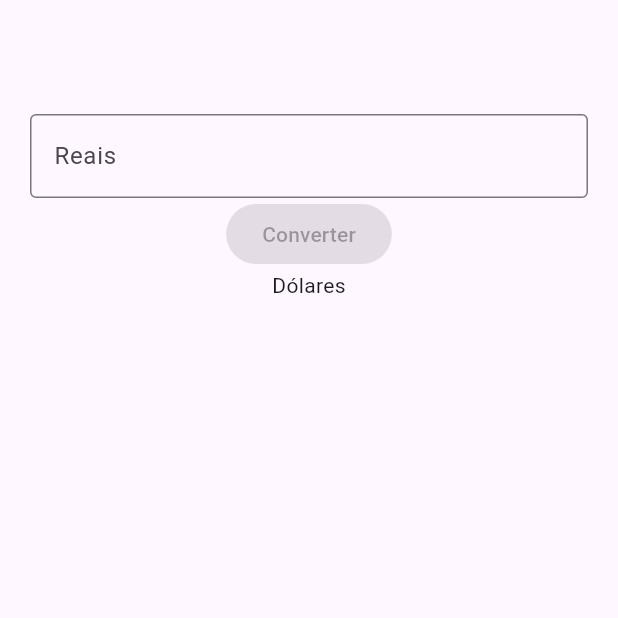
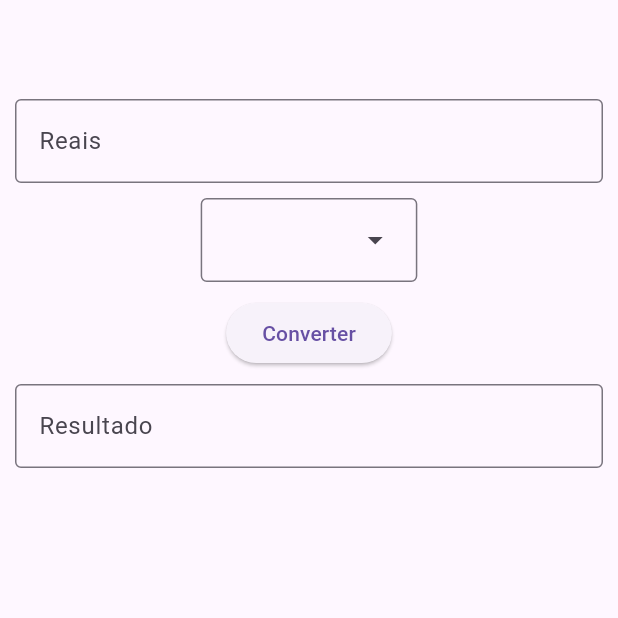
Before and after one commit to professordezani/pdm_cotacao_app, a Flutter app: the screen it shows after launch, on a phone screen of 412 x 824 dp, the top half of it. Run offline on Flutter 3.47's test engine with Material 3 defaults, Android fonts, the light colour scheme and no system bars.

Commit message:
Projeto finalizado

```diff
--- a/lib/app.dart
+++ b/lib/app.dart
@@ -2,29 +2,69 @@
 // ignore_for_file: prefer_const_literals_to_create_immutables
 
 import 'package:flutter/material.dart';
+import 'package:http/http.dart' as http;
+import 'dart:convert';
 
 class CotacaoApp extends StatelessWidget {
+
+  var txtReais = TextEditingController();
+  var txtResultado = TextEditingController();
+  String moeda = "USD-BRL";
+
+  void converter() async {
+    String url = "https://economia.awesomeapi.com.br/json/last/$moeda";
+
+    var response = await http.get(Uri.parse(url));
+
+    Map<String, dynamic> dados = json.decode(response.body);
+
+    double cotacao = double.parse(dados[moeda.replaceFirst("-", "")]["ask"]);
+
+    var resultado = double.parse(txtReais.text) / cotacao;
+    txtResultado.text = resultado.toString();
+  }
+
   @override
   Widget build(BuildContext context) {
     return MaterialApp(
       home: Scaffold(
         appBar: AppBar(),
         body: Container(
-          margin: EdgeInsets.all(20),
+          margin: EdgeInsets.all(10),
           child: Column(
+            //spacing: 10,
             children: [
               TextField(
+                controller: txtReais,
                 keyboardType: TextInputType.number,
                 decoration: InputDecoration(
                   labelText: "Reais",
                   border: OutlineInputBorder(),
                 ),
               ),
+              Container(height: 10,),
+              DropdownMenu(
+                onSelected: (value) => moeda = value!,
+                dropdownMenuEntries: [
+                  DropdownMenuEntry(value: "USD-BRL", label: "Dólar"),
+                  DropdownMenuEntry(value: "EUR-BRL", label: "Euro"),
+                  DropdownMenuEntry(value: "BTC-BRL", label: "Bitcoin")
+                ],
+              ),
+              Container(height: 10,),
               ElevatedButton(
-                onPressed: null,
+                onPressed: converter,
                 child: Text("Converter"),
               ),
-              Text("Dólares")
+              Container(height: 10,),
+              TextField(
+                controller: txtResultado,
+                keyboardType: TextInputType.number,
+                decoration: InputDecoration(
+                  labelText: "Resultado",
+                  border: OutlineInputBorder(),
+                ),
+              ),
             ],
           ),
         ),
--- a/pubspec.yaml
+++ b/pubspec.yaml
@@ -9,7 +9,7 @@ environment:
 dependencies:
   flutter:
     sdk: flutter
-  http:
+  http: 1.1.0
 
 dev_dependencies:
   flutter_test:
```
